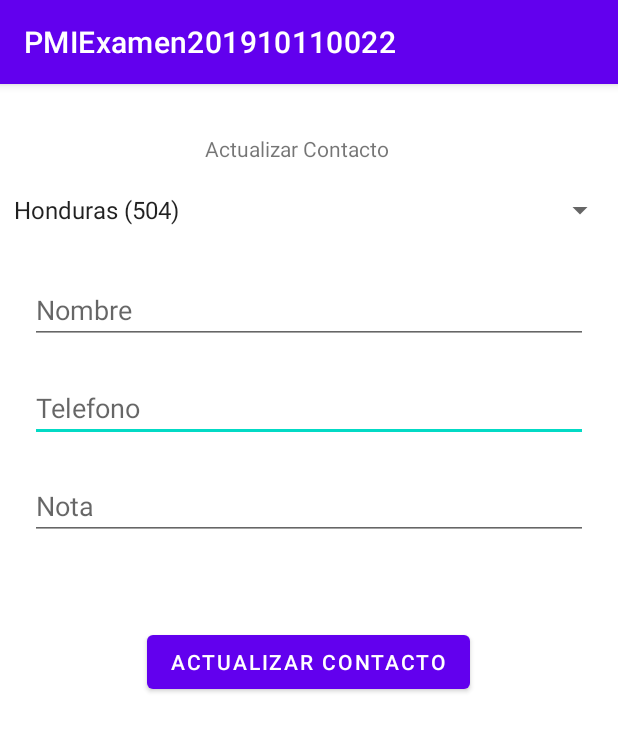
After one commit to jairo-perdomo/promovil-examen, an Android app: the ActivityUpdate screen opened directly, with no data from a screen before it, on a phone screen of 412 x 824 dp. The commit adds this screen. Shown: the top 731 px of the screen. Run offline under Robolectric (Android 15) with nearby library versions, the phone set to English and light mode, and no system bars; 4 statements that could not run were skipped.

Commit message:
Enviar datos de contacto a pantalla de actualizacion

```diff
--- a/app/src/main/AndroidManifest.xml
+++ b/app/src/main/AndroidManifest.xml
@@ -9,7 +9,8 @@
         android:roundIcon="@mipmap/ic_launcher_round"
         android:supportsRtl="true"
         android:theme="@style/Theme.PMIExamen201910110022">
-        <activity android:name=".ActivityListView"></activity>
+        <activity android:name=".ActivityUpdate"></activity>
+        <activity android:name=".ActivityListView" />
         <activity android:name=".ActivityInsert" />
         <activity android:name=".MainActivity">
             <intent-filter>
--- /dev/null
+++ b/app/src/main/java/com/example/pmiexamen201910110022/ActivityUpdate.java
@@ -0,0 +1,57 @@
+package com.example.pmiexamen201910110022;
+
+import androidx.appcompat.app.AppCompatActivity;
+
+import android.content.ContentValues;
+import android.database.sqlite.SQLiteDatabase;
+import android.os.Bundle;
+import android.widget.ArrayAdapter;
+import android.widget.EditText;
+import android.widget.Spinner;
+import android.widget.Toast;
+
+import com.example.pmiexamen201910110022.transactions.Transactions;
+
+public class ActivityUpdate extends AppCompatActivity {
+    SQLiteConexion connection;
+    Spinner spCountry;
+    String country;
+    String idReceived;
+    EditText updateName, updatePhone, updateNote;
+    @Override
+    protected void onCreate(Bundle savedInstanceState) {
+        super.onCreate(savedInstanceState);
+        setContentView(R.layout.activity_update);
+
+        spCountry = findViewById(R.id.spCountry);
+        ArrayAdapter<CharSequence> adapter = ArrayAdapter.createFromResource(this, R.array.array_countries, android.R.layout.simple_spinner_item);
+        adapter.setDropDownViewResource(android.R.layout.simple_spinner_dropdown_item);
+        spCountry.setAdapter(adapter);
+
+        updateName = findViewById(R.id.etUpdateName);
+        updatePhone = findViewById(R.id.etUpdatePhone);
+        updateNote = findViewById(R.id.etUpdateNote);
+
+        Bundle recoverValuesBundle = this.getIntent().getExtras();
+
+        idReceived = String.valueOf(recoverValuesBundle.getString("id"));
+        updateName.setText(recoverValuesBundle.getString("name"));
+        updatePhone.setText(recoverValuesBundle.getString("phone"));
+        updateNote.setText(recoverValuesBundle.getString("note"));
+
+    }
+
+    private void updateContact() {
+        SQLiteDatabase db = connection.getWritableDatabase();
+        String[] params = {idReceived};
+
+        ContentValues values = new ContentValues();
+        country = spCountry.getSelectedItem().toString();
+        values.put(Transactions.name, updateName.getText().toString());
+        values.put(Transactions.phone, updatePhone.getText().toString());
+        values.put(Transactions.note, updateNote.getText().toString());
+        db.update(Transactions.tableContacts, values, Transactions.id + "=?", params);
+        Toast.makeText(getApplicationContext(), "Contacto actualizado", Toast.LENGTH_LONG).show();
+
+    }
+}
--- /dev/null
+++ b/app/src/main/res/layout/activity_update.xml
@@ -0,0 +1,91 @@
+<?xml version="1.0" encoding="utf-8"?>
+<androidx.constraintlayout.widget.ConstraintLayout xmlns:android="http://schemas.android.com/apk/res/android"
+    xmlns:app="http://schemas.android.com/apk/res-auto"
+    xmlns:tools="http://schemas.android.com/tools"
+    android:layout_width="match_parent"
+    android:layout_height="match_parent"
+    tools:context=".ActivityUpdate">
+
+    <TextView
+        android:id="@+id/textView"
+        android:layout_width="wrap_content"
+        android:layout_height="wrap_content"
+        android:layout_marginStart="135dp"
+        android:layout_marginTop="33dp"
+        android:layout_marginEnd="153dp"
+        android:gravity="center"
+        android:text="Actualizar Contacto"
+        app:layout_constraintEnd_toEndOf="parent"
+        app:layout_constraintStart_toStartOf="parent"
+        app:layout_constraintTop_toTopOf="parent" />
+
+    <EditText
+        android:id="@+id/etUpdatePhone"
+        android:layout_width="match_parent"
+        android:layout_height="wrap_content"
+        android:layout_marginStart="20dp"
+        android:layout_marginTop="20dp"
+        android:layout_marginEnd="20dp"
+        android:ems="10"
+        android:hint="Telefono"
+        android:inputType="textPersonName"
+        app:layout_constraintEnd_toEndOf="parent"
+        app:layout_constraintHorizontal_bias="0.0"
+        app:layout_constraintStart_toStartOf="parent"
+        app:layout_constraintTop_toBottomOf="@+id/etUpdateName" />
+
+    <EditText
+        android:id="@+id/etUpdateNote"
+        android:layout_width="match_parent"
+        android:layout_height="wrap_content"
+        android:layout_marginStart="20dp"
+        android:layout_marginTop="20dp"
+        android:layout_marginEnd="20dp"
+        android:ems="10"
+        android:hint="Nota"
+        android:inputType="textPersonName"
+        app:layout_constraintEnd_toEndOf="parent"
+        app:layout_constraintHorizontal_bias="0.0"
+        app:layout_constraintStart_toStartOf="parent"
+        app:layout_constraintTop_toBottomOf="@+id/etUpdatePhone" />
+
+    <EditText
+        android:id="@+id/etUpdateName"
+        android:layout_width="match_parent"
+        android:layout_height="wrap_content"
+        android:layout_marginStart="20dp"
+        android:layout_marginTop="32dp"
+        android:layout_marginEnd="20dp"
+        android:ems="10"
+        android:hint="Nombre"
+        android:inputType="textPersonName"
+        app:layout_constraintEnd_toEndOf="parent"
+        app:layout_constraintHorizontal_bias="0.0"
+        app:layout_constraintStart_toStartOf="parent"
+        app:layout_constraintTop_toBottomOf="@+id/spCountry" />
+
+    <Spinner
+        android:id="@+id/spCountry"
+        android:layout_width="409dp"
+        android:layout_height="wrap_content"
+        android:layout_marginStart="20dp"
+        android:layout_marginTop="19dp"
+        android:layout_marginEnd="20dp"
+        app:layout_constraintEnd_toEndOf="parent"
+        app:layout_constraintStart_toStartOf="parent"
+        app:layout_constraintTop_toBottomOf="@+id/textView" />
+
+    <Button
+        android:id="@+id/button"
+        android:layout_width="wrap_content"
+        android:layout_height="wrap_content"
+        android:layout_marginStart="97dp"
+        android:layout_marginTop="57dp"
+        android:layout_marginEnd="98dp"
+        android:gravity="center"
+        android:text="Actualizar Contacto"
+        app:layout_constraintEnd_toEndOf="parent"
+        app:layout_constraintStart_toStartOf="parent"
+        app:layout_constraintTop_toBottomOf="@+id/etUpdateNote" />
+
+</androidx.constraintlayout.widget.ConstraintLayout>
```
Also changed, not shown: app/src/main/java/com/example/pmiexamen201910110022/ActivityInsert.java (+10 -0 lines), app/src/main/java/com/example/pmiexamen201910110022/ActivityListView.java (+43 -2 lines), app/src/main/res/layout/activity_list_view.xml (+8 -6 lines).
